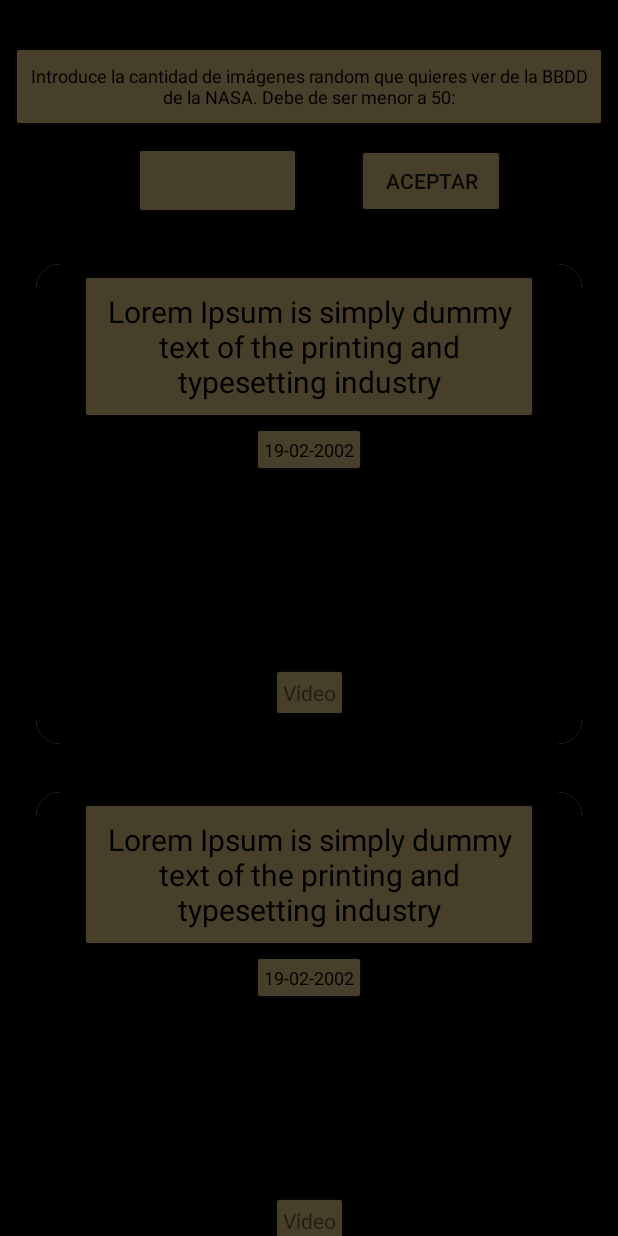
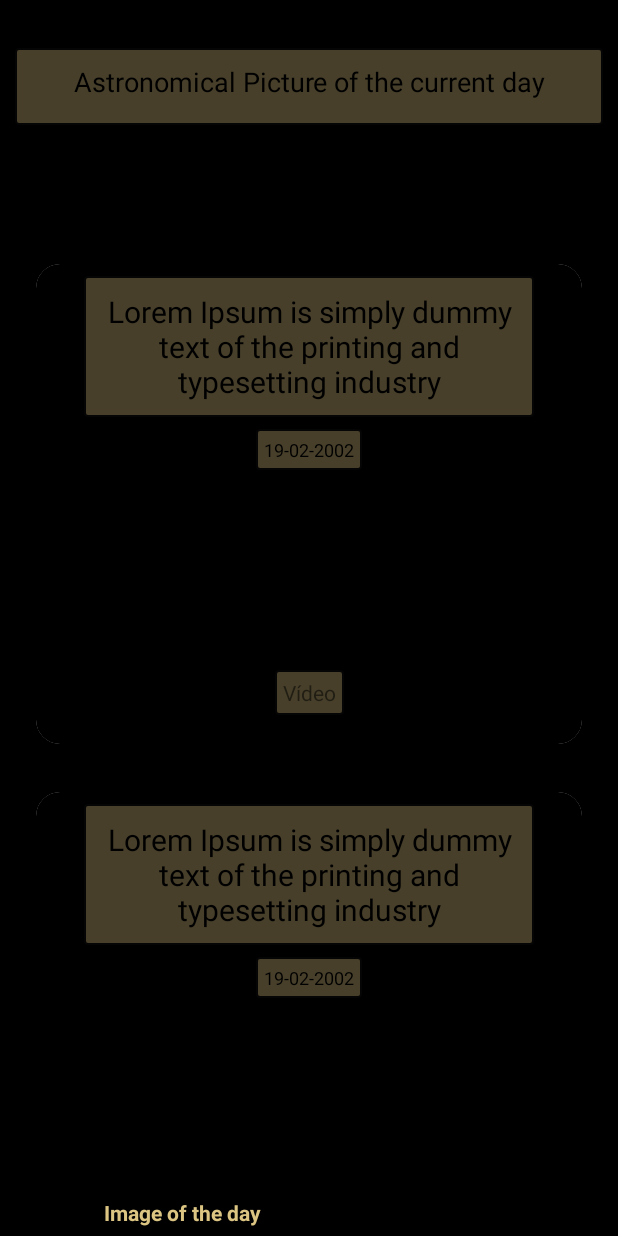
Before and after one commit to SaganAppsDesign/APOD_NASA, an Android app: the layout activity_main.xml on its own in the app's theme, with its tools: preview values and no code run, on a phone screen of 412 x 824 dp. Run offline under Robolectric (Android 15) with nearby library versions, the phone set to English and light mode, and no system bars; network calls fail; Roboto replaces fonts that are not available here.

Commit message:
implementado menú inferior

```diff
--- a/app/src/main/java/com/example/apod/di/NetworkModule.kt
+++ b/app/src/main/java/com/example/apod/di/NetworkModule.kt
@@ -30,5 +30,4 @@ object NetworkModule {
         return retrofit.create(APIService::class.java)
     }
 
-
 }
--- a/app/src/main/res/layout/activity_main.xml
+++ b/app/src/main/res/layout/activity_main.xml
@@ -17,10 +17,10 @@
         android:background="@drawable/bg_title"
         android:fontFamily="@font/monserrat_alternates"
         android:padding="10dp"
-        android:text="Introduce la cantidad de imágenes random que quieres ver de la BBDD de la NASA. Debe de ser menor a 50:"
+        android:text="Astronomical Picture of the current day"
         android:textAlignment="center"
         android:textColor="@color/white"
-        android:textSize="12sp"
+        android:textSize="18sp"
         app:layout_constraintBottom_toTopOf="@+id/svAPOD"
         app:layout_constraintEnd_toEndOf="parent"
         app:layout_constraintStart_toStartOf="parent"
@@ -56,6 +56,7 @@
         android:textAlignment="center"
         android:textColor="#F6F4F4"
         android:textColorHint="#F4EFEF"
+        android:visibility="gone"
         app:layout_constraintStart_toStartOf="parent"
         app:layout_constraintTop_toBottomOf="@+id/textView" />
 
@@ -65,6 +66,7 @@
         android:layout_height="40dp"
         android:background="@drawable/bg_title"
         android:text="Aceptar"
+        android:visibility="gone"
         app:layout_constraintBottom_toBottomOf="@+id/etNumber"
         app:layout_constraintEnd_toEndOf="parent"
         app:layout_constraintHorizontal_bias="0.353"
@@ -97,4 +99,14 @@
         app:layout_constraintTop_toTopOf="@+id/rvAPODs" />
 
 
+    <com.google.android.material.bottomnavigation.BottomNavigationView
+        android:id="@+id/bottom_navigation"
+        android:layout_width="match_parent"
+        android:layout_height="wrap_content"
+        app:layout_constraintBottom_toBottomOf="parent"
+        app:layout_constraintEnd_toEndOf="parent"
+        app:layout_constraintStart_toStartOf="parent"
+        app:menu="@menu/bottom_menu" />
+
+
 </androidx.constraintlayout.widget.ConstraintLayout>
--- /dev/null
+++ b/app/src/main/res/menu/bottom_menu.xml
@@ -0,0 +1,13 @@
+<?xml version="1.0" encoding="utf-8"?>
+<menu xmlns:android="http://schemas.android.com/apk/res/android">
+    <item
+        android:id="@+id/page_1"
+        android:enabled="true"
+
+        android:title="Image of the day"/>
+    <item
+        android:id="@+id/page_2"
+        android:enabled="true"
+
+        android:title="All Images"/>
+</menu>
```
Also changed, not shown: app/src/main/java/com/example/apod/ui/view/activities/MainActivity.kt (+50 -40 lines).
